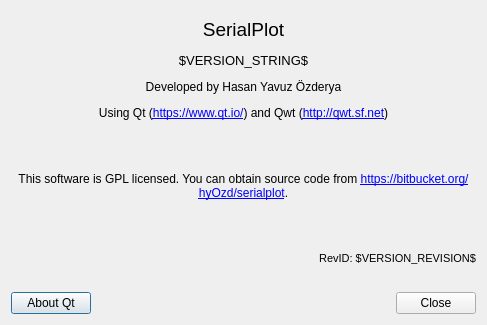
Qt form src/about_dialog.ui (ClementINSA/SerialPlot) before a commit.
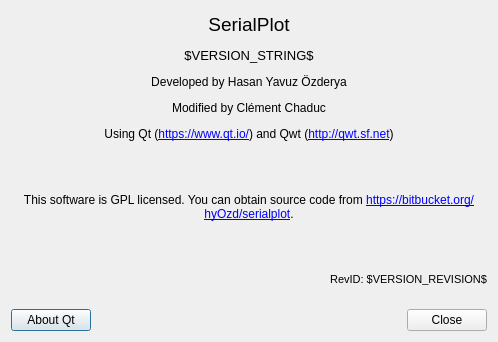
The same form after that commit.

```diff
--- a/src/about_dialog.ui
+++ b/src/about_dialog.ui
@@ -6,8 +6,8 @@
    <rect>
     <x>0</x>
     <y>0</y>
-    <width>487</width>
-    <height>325</height>
+    <width>498</width>
+    <height>342</height>
    </rect>
   </property>
   <property name="windowTitle">
@@ -23,7 +23,7 @@
       </sizepolicy>
      </property>
      <property name="text">
-      <string>&lt;html&gt;&lt;head/&gt;&lt;body&gt;&lt;p align=&quot;center&quot;&gt;&lt;span style=&quot; font-size:14pt;&quot;&gt;SerialPlot&lt;/span&gt;&lt;/p&gt;&lt;p align=&quot;center&quot;&gt;&lt;span style=&quot; font-size:10pt;&quot;&gt;$VERSION_STRING$&lt;/span&gt;&lt;/p&gt;&lt;p align=&quot;center&quot;&gt;Developed by Hasan Yavuz Özderya&lt;/p&gt;&lt;p align=&quot;center&quot;&gt;Using Qt (&lt;a href=&quot;https://www.qt.io/&quot;&gt;&lt;span style=&quot; text-decoration: underline; color:#0000ff;&quot;&gt;https://www.qt.io/&lt;/span&gt;&lt;/a&gt;) and Qwt (&lt;a href=&quot;http://qwt.sf.net&quot;&gt;&lt;span style=&quot; text-decoration: underline; color:#0000ff;&quot;&gt;http://qwt.sf.net&lt;/span&gt;&lt;/a&gt;)&lt;/p&gt;&lt;p align=&quot;center&quot;&gt;&lt;br/&gt;&lt;/p&gt;&lt;p align=&quot;center&quot;&gt;This software is GPL licensed. You can obtain source code from &lt;a href=&quot;https://bitbucket.org/hyOzd/serialplot&quot;&gt;&lt;span style=&quot; text-decoration: underline; color:#0000ff;&quot;&gt;https://bitbucket.org/hyOzd/serialplot&lt;/span&gt;&lt;/a&gt;.&lt;/p&gt;&lt;p align=&quot;center&quot;&gt;&lt;br/&gt;&lt;/p&gt;&lt;p align=&quot;right&quot;&gt;&lt;span style=&quot; font-size:8pt;&quot;&gt;RevID: $VERSION_REVISION$&lt;br/&gt;&lt;/span&gt;&lt;/p&gt;&lt;/body&gt;&lt;/html&gt;</string>
+      <string>&lt;html&gt;&lt;head/&gt;&lt;body&gt;&lt;p align=&quot;center&quot;&gt;&lt;span style=&quot; font-size:14pt;&quot;&gt;SerialPlot&lt;/span&gt;&lt;/p&gt;&lt;p align=&quot;center&quot;&gt;&lt;span style=&quot; font-size:10pt;&quot;&gt;$VERSION_STRING$&lt;/span&gt;&lt;/p&gt;&lt;p align=&quot;center&quot;&gt;Developed by Hasan Yavuz Özderya&lt;/p&gt;&lt;p align=&quot;center&quot;&gt;Modified by Clément Chaduc&lt;/p&gt;&lt;p align=&quot;center&quot;&gt;Using Qt (&lt;a href=&quot;https://www.qt.io/&quot;&gt;&lt;span style=&quot; text-decoration: underline; color:#0000ff;&quot;&gt;https://www.qt.io/&lt;/span&gt;&lt;/a&gt;) and Qwt (&lt;a href=&quot;http://qwt.sf.net&quot;&gt;&lt;span style=&quot; text-decoration: underline; color:#0000ff;&quot;&gt;http://qwt.sf.net&lt;/span&gt;&lt;/a&gt;)&lt;/p&gt;&lt;p align=&quot;center&quot;&gt;&lt;br/&gt;&lt;/p&gt;&lt;p align=&quot;center&quot;&gt;This software is GPL licensed. You can obtain source code from &lt;a href=&quot;https://bitbucket.org/hyOzd/serialplot&quot;&gt;&lt;span style=&quot; text-decoration: underline; color:#0000ff;&quot;&gt;https://bitbucket.org/hyOzd/serialplot&lt;/span&gt;&lt;/a&gt;.&lt;/p&gt;&lt;p align=&quot;center&quot;&gt;&lt;br/&gt;&lt;/p&gt;&lt;p align=&quot;right&quot;&gt;&lt;span style=&quot; font-size:8pt;&quot;&gt;RevID: $VERSION_REVISION$&lt;br/&gt;&lt;/span&gt;&lt;/p&gt;&lt;/body&gt;&lt;/html&gt;</string>
      </property>
      <property name="wordWrap">
       <bool>true</bool>
```
